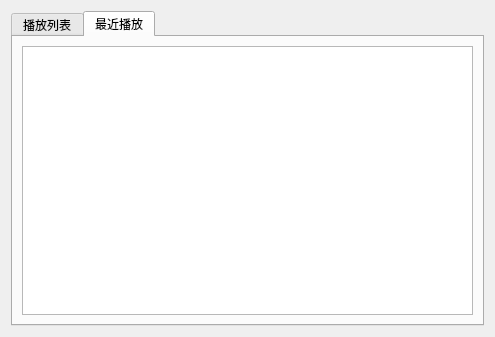
Old version of the form src/view/playsheetview.ui in the repository zhichao10086/MusicPlayer.
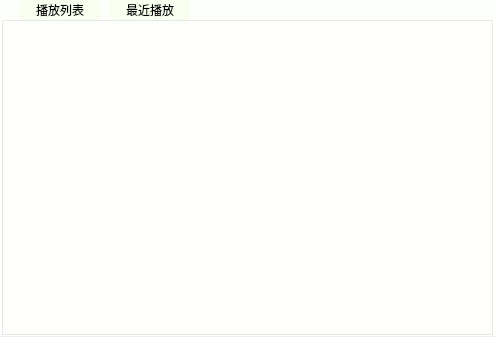
New version of the form. The open tabs and pages were chosen to show the change.

```diff
--- a/src/view/playsheetview.ui
+++ b/src/view/playsheetview.ui
@@ -13,9 +13,106 @@
   <property name="windowTitle">
    <string>Form</string>
   </property>
+  <property name="styleSheet">
+   <string notr="true">QWidget#PlaySheetView{
+background-color: rgb(249, 255, 239,50);
+}
+
+QListWidget{
+background-color: rgba(253, 255, 248, 100);
+
+}
+QListWidget::Item{
+	padding-top:5px; padding-bottom:4px; 
+}
+QListWidget::Item:selected{
+	padding-top:5px; padding-bottom:4px; 
+	background:rgba(249, 255, 239,100);
+	min-height:35;
+}
+
+QListWidget::Item:hover{
+background:rgba(119,119,119,50); color:black; 
+}
+
+
+
+
+
+QTabBar::tab{
+font: 9pt &quot;楷体&quot;;
+	border-color:rgb(61, 181, 255);
+	border-width:2px;
+	border-radius:3px;
+	background-color: rgb(249, 255, 239);
+	min-width:80px;
+	min-height:20px;
+	margin-right:10px;
+}
+
+QTabBar::tab:hover{
+font: 9pt &quot;楷体&quot;;
+	border-color:rgb(61, 181, 255);
+	border-width:2px;
+	border-radius:3px;
+	background-color: rgb(191,191,191,50);
+	min-width:80px;
+	min-height:20px;
+	margin-right:10px;
+}
+
+
+
+
+
+QLabel{
+	font: 9pt &quot;楷体&quot;;
+}
+
+
+
+QTabWidget::tab-bar {  		/*整个最上面的tab栏*/
+    alignment: center;  
+	left:20px;
+
+	
+} 
+
+QTabWidget::QTabBar::tab{
+font: 9pt &quot;楷体&quot;;
+	border-color:rgb(61, 181, 255);
+	border-width:2px;
+	border-radius:3px;
+	background-color: rgb(249, 255, 239);
+
+}
+
+QTabWidget{
+
+	background-color: rgb(249, 255, 239,0);
+
+}
+
+</string>
+  </property>
   <layout class="QGridLayout" name="gridLayout">
+   <property name="leftMargin">
+    <number>0</number>
+   </property>
+   <property name="topMargin">
+    <number>0</number>
+   </property>
+   <property name="rightMargin">
+    <number>0</number>
+   </property>
+   <property name="bottomMargin">
+    <number>0</number>
+   </property>
    <item row="0" column="0">
     <widget class="QTabWidget" name="tabWidget">
+     <property name="styleSheet">
+      <string notr="true"/>
+     </property>
      <property name="currentIndex">
       <number>0</number>
      </property>
@@ -34,6 +131,18 @@
        <string>最近播放</string>
       </attribute>
       <layout class="QVBoxLayout" name="verticalLayout_2">
+       <property name="leftMargin">
+        <number>0</number>
+       </property>
+       <property name="topMargin">
+        <number>0</number>
+       </property>
+       <property name="rightMargin">
+        <number>0</number>
+       </property>
+       <property name="bottomMargin">
+        <number>0</number>
+       </property>
        <item>
         <widget class="QListWidget" name="lwRecentPlaySheet"/>
        </item>
```
Left out of the diff: 14 changed lines with no effect on the pictures.
